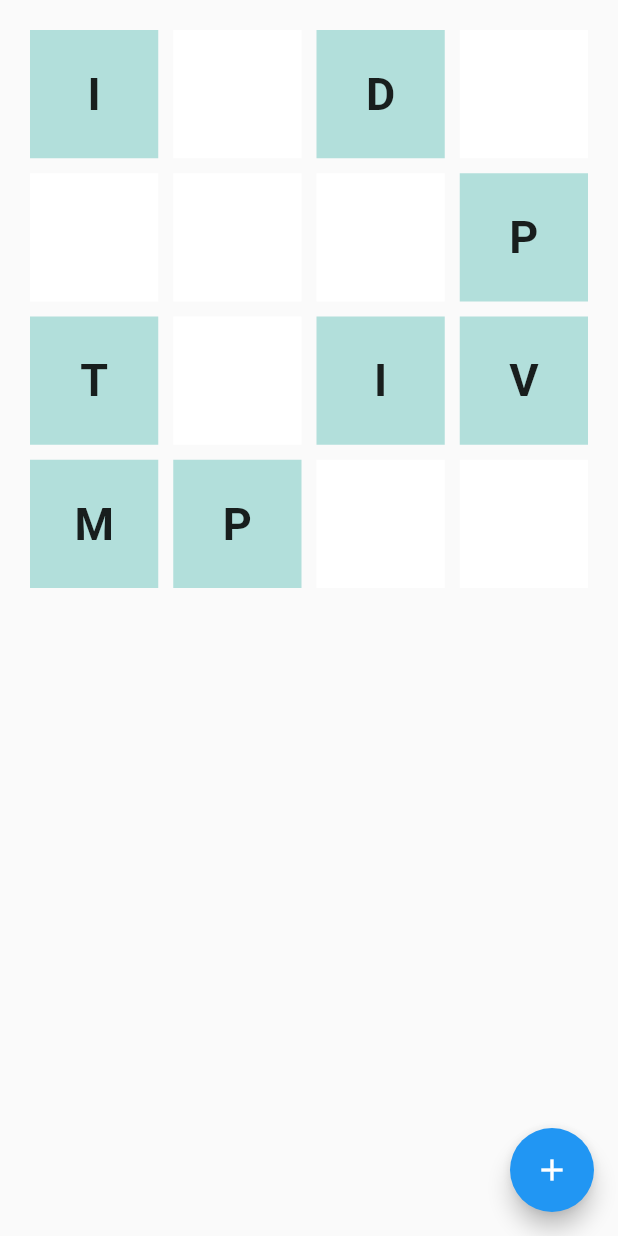
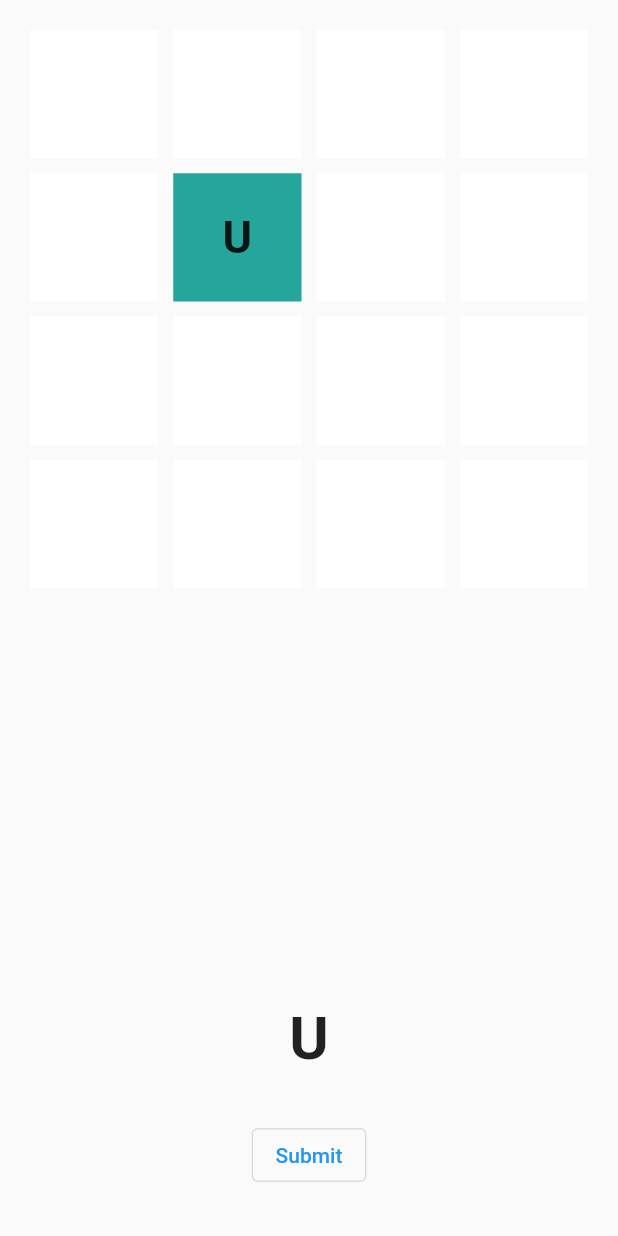
Before and after one commit to aiur100/wordingly, a Flutter app: the screen it shows after launch, after a tap on an icon or button, on a phone screen of 412 x 824 dp. Run offline on Flutter 3.47's test engine with Material 2 defaults, Android fonts, the phone set to English and light mode, and no system bars.

```diff
--- a/lib/main.dart
+++ b/lib/main.dart
@@ -31,10 +31,19 @@ class MyApp extends StatelessWidget {
   }
 }
 
+class Letter {
+  late String char;
+  bool selected = false;
+  Letter({required this.char, required this.selected});
+}
+
+typedef void LetterCallBack(Letter val);
+
 // ignore: must_be_immutable
 class LetterBox extends StatefulWidget {
   String character;
-  LetterBox({super.key, required this.character});
+  final LetterCallBack callback;
+  LetterBox({super.key, required this.character, required this.callback});
 
   @override
   State<LetterBox> createState() => _LetterBoxState();
@@ -44,15 +53,25 @@ class _LetterBoxState extends State<LetterBox> {
   String emptyCharacter = "";
   String emptyIndicator = "-";
   bool useable = false;
+  bool selected = false;
   int colorsValue = 100;
+
+  void selectedToggle() {
+    setState(() {
+      selected = selected == false ? true : false;
+    });
+  }
+
   @override
   Widget build(BuildContext context) {
     useable = widget.character != emptyIndicator;
     return GestureDetector(
       onTap: () {
         setState(() {
-          widget.character = emptyIndicator;
+          selected = selected == false ? true : false;
+          colorsValue = selected ? 400 : 100;
         });
+        widget.callback(Letter(char: widget.character, selected: selected));
       },
       child: Container(
         padding: const EdgeInsets.all(8),
@@ -117,26 +136,11 @@ class _MyHomePageState extends State<MyHomePage> {
     "Z",
   ];
 
-  List<LetterBox> letterBoxes = [
-    LetterBox(character: "-"),
-    LetterBox(character: "-"),
-    LetterBox(character: "-"),
-    LetterBox(character: "-"),
-    LetterBox(character: "-"),
-    LetterBox(character: "-"),
-    LetterBox(character: "-"),
-    LetterBox(character: "-"),
-    LetterBox(character: "-"),
-    LetterBox(character: "-"),
-    LetterBox(character: "-"),
-    LetterBox(character: "-"),
-    LetterBox(character: "-"),
-    LetterBox(character: "-"),
-    LetterBox(character: "-"),
-    LetterBox(character: "-")
-  ];
+  late List<LetterBox> letterBoxes;
   late Timer timer;
   Random randomLetterBoxIndex = Random();
+
+  List<String> lettersInWord = [];
 
   void setLetterInList() {
     int index = randomLetterBoxIndex.nextInt(25);
@@ -146,26 +150,103 @@ class _MyHomePageState extends State<MyHomePage> {
     int attempts = 0;
     int maxAttempts = 16;
     setState(() {
-      //letterBoxes[box].character = letter;
       do {
         if (letterBoxes[box].character == "-") {
-          letterBoxes
-              .replaceRange(box, box + 1, [LetterBox(character: letter)]);
+          letterBoxes.replaceRange(box, box + 1, [
+            LetterBox(
+              character: letter,
+              callback: (val) => addLetterToWord(val),
+            )
+          ]);
           assigned = true;
         } else {
-          print("$box is taken");
           box = randomLetterBoxIndex.nextInt(16);
         }
         attempts++;
       } while (assigned == false && attempts < maxAttempts);
-      print(letter);
+    });
+  }
+
+  void addLetterToWord(Letter letter) {
+    setState(() {
+      if (letter.selected) {
+        lettersInWord.add(letter.char);
+      } else {
+        lettersInWord.remove(letter.char);
+      }
     });
   }
 
   @override
   void initState() {
     super.initState();
-    var period = const Duration(seconds: 1);
+    letterBoxes = [
+      LetterBox(
+        character: "-",
+        callback: (val) => addLetterToWord(val),
+      ),
+      LetterBox(
+        character: "-",
+        callback: (val) => addLetterToWord(val),
+      ),
+      LetterBox(
+        character: "-",
+        callback: (val) => addLetterToWord(val),
+      ),
+      LetterBox(
+        character: "-",
+        callback: (val) => addLetterToWord(val),
+      ),
+      LetterBox(
+        character: "-",
+        callback: (val) => addLetterToWord(val),
+      ),
+      LetterBox(
+        character: "-",
+        callback: (val) => addLetterToWord(val),
+      ),
+      LetterBox(
+        character: "-",
+        callback: (val) => addLetterToWord(val),
+      ),
+      LetterBox(
+        character: "-",
+        callback: (val) => addLetterToWord(val),
+      ),
+      LetterBox(
+        character: "-",
+        callback: (val) => addLetterToWord(val),
+      ),
+      LetterBox(
+        character: "-",
+        callback: (val) => addLetterToWord(val),
+      ),
+      LetterBox(
+        character: "-",
+        callback: (val) => addLetterToWord(val),
+      ),
+      LetterBox(
+        character: "-",
+        callback: (val) => addLetterToWord(val),
+      ),
+      LetterBox(
+        character: "-",
+        callback: (val) => addLetterToWord(val),
+      ),
+      LetterBox(
+        character: "-",
+        callback: (val) => addLetterToWord(val),
+      ),
+      LetterBox(
+        character: "-",
+        callback: (val) => addLetterToWord(val),
+      ),
+      LetterBox(
+        character: "-",
+        callback: (val) => addLetterToWord(val),
+      )
+    ];
+    var period = const Duration(seconds: 5);
     timer = Timer.periodic(period, (arg) {
       setLetterInList();
     });
@@ -187,9 +268,11 @@ class _MyHomePageState extends State<MyHomePage> {
     // than having to individually change instances of widgets.
     return Scaffold(
       body: SafeArea(
-        child: Center(
+        child: Column(
             // Center is a layout widget. It takes a single child and positions it
             // in the middle of the parent.
+            children: [
+              Expanded(
                   child: GridView.count(
                 primary: false,
                 padding: const EdgeInsets.all(20),
@@ -198,13 +281,24 @@ class _MyHomePageState extends State<MyHomePage> {
                 crossAxisCount: 4,
                 children: [...letterBoxes],
               )),
+              Text(
+                lettersInWord.join(""),
+                style: const TextStyle(
+                    fontSize: 40.0, fontWeight: FontWeight.bold),
               ),
-      floatingActionButton: FloatingActionButton(
+              Padding(
+                padding: EdgeInsets.all(30),
+                child: OutlinedButton(
+                  child: Text("Submit"),
                   onPressed: () {
-          print("pressed");
+                    print("SUBMIT");
+                    for (LetterBox letterBox in letterBoxes) {
+                      if (lettersInWord.contains(letterBox.character)) {}
+                    }
                   },
-        tooltip: 'Increment',
-        child: const Icon(Icons.add),
+                ),
+              )
+            ]),
       ), // This trailing comma makes auto-formatting nicer for build methods.
     );
   }
```
Lines whose indentation alone changed are shown as unchanged.
